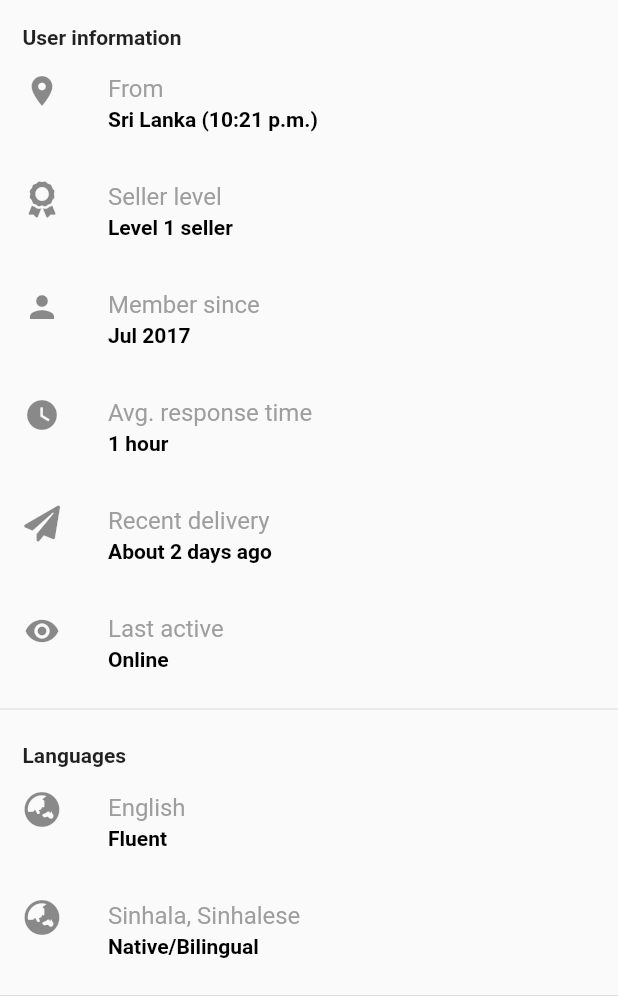
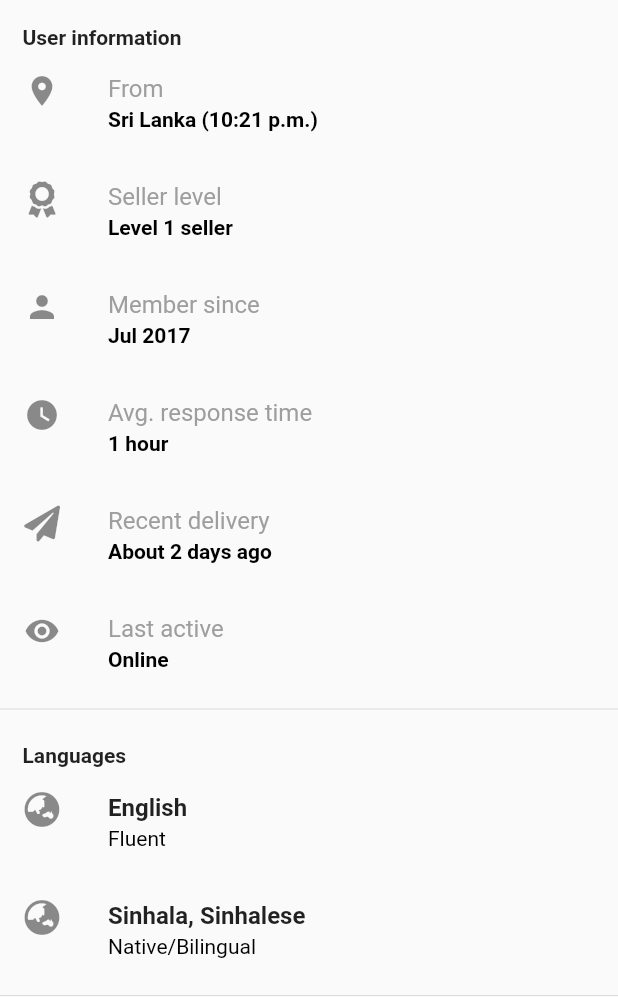
Before and after one commit to pasanjg/FiverrClone, a Flutter app: the ProfilePage screen opened directly, on a phone screen of 412 x 824 dp, the part 239-1236 px from its top. Run offline on Flutter 3.47's test engine with Material 2 defaults, Android fonts, the phone set to English and light mode, and no system bars; our stand-ins replace font_awesome_flutter; network calls fail.

Commit message:
Minor fix

```diff
--- a/lib/pages/profile/profile_about.dart
+++ b/lib/pages/profile/profile_about.dart
@@ -171,13 +171,12 @@ class _AboutPageState extends State<AboutPage> {
           title: Text(
             "English",
             style: TextStyle(
-              color: Colors.grey,
+              fontWeight: FontWeight.bold,
             ),
           ),
           subtitle: Text(
             "Fluent",
             style: TextStyle(
-              fontWeight: FontWeight.bold,
               color: Colors.black,
             ),
           ),
@@ -187,13 +186,12 @@ class _AboutPageState extends State<AboutPage> {
           title: Text(
             "Sinhala, Sinhalese",
             style: TextStyle(
-              color: Colors.grey,
+              fontWeight: FontWeight.bold,
             ),
           ),
           subtitle: Text(
             "Native/Bilingual",
             style: TextStyle(
-              fontWeight: FontWeight.bold,
               color: Colors.black,
             ),
           ),
```
